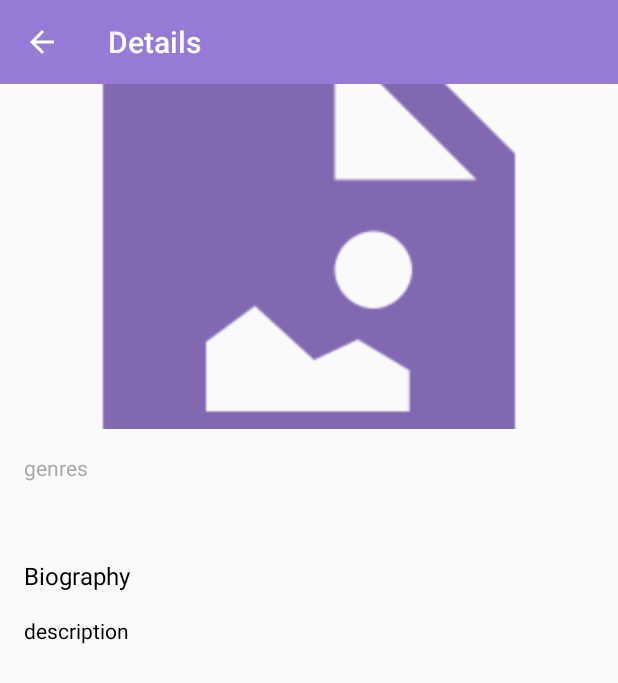
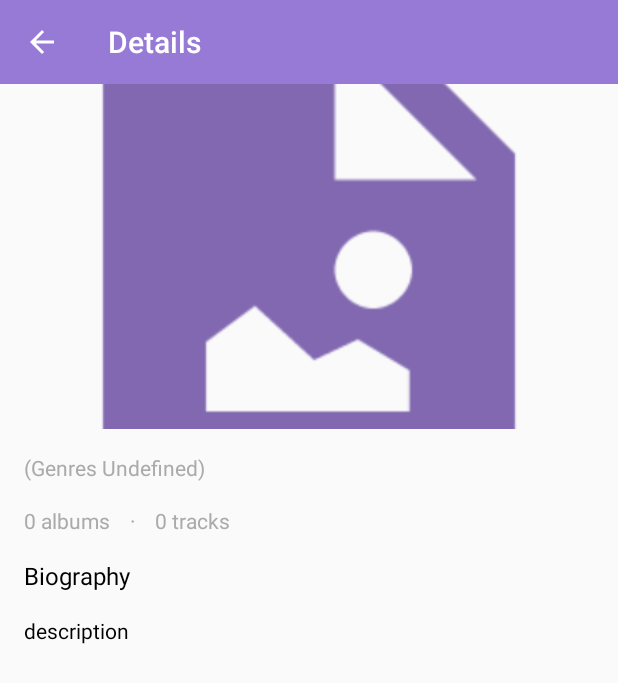
Before and after one commit to ivan-magda/MusicArtists, an Android app: the ArtistDetailActivity screen opened directly, with no data from a screen before it, on a phone screen of 412 x 824 dp. Shown: the top 683 px of the screen. Run offline under Robolectric (Android 15) with nearby library versions, the phone set to English and light mode, and no system bars; our stand-ins replace Picasso; network calls fail; pictures from the network do not load; 8 statements that could not run were skipped.

Commit message:
Separates implementations on the relevant parts. - Use ui package as root package for all who treat to the UI. - Creates Extras class, that storing extra constants. - Move ARTIST_TRANSFER constant from the BaseActivity to the Extras class. - Refactor Artist class. Move artist career summary functions to the ArtistUtils class. - Updates ArtistDetailActivity to match the changes. - Updates ArtistsListFragment. 	* Simplify delegation part of the OnItemClickListener. 	* Fix bug with pull to refresh when there is no network connection and  refresh view not disappear. 	* Improve download part of the artists list. 	* Improve reload data process of the adapter. - Creates ArtistUtils class for getting addition functionality on Artist. - Updates ArtistListRecyclerViewAdapter to match the changes.

```diff
--- a/app/src/main/java/com/ivanmagda/musicartists/model/Persistence.java
+++ b/app/src/main/java/com/ivanmagda/musicartists/model/Persistence.java
@@ -8,6 +8,7 @@ import java.io.IOException;
 import java.io.ObjectInputStream;
 import java.io.ObjectOutputStream;
 
+// TODO: http://developer.android.com/intl/ru/reference/android/net/http/HttpResponseCache.html
 public final class Persistence {
 
     // Properties.
--- a/app/src/main/java/com/ivanmagda/musicartists/controllers/ArtistDetailActivity.java
+++ b/app/src/main/java/com/ivanmagda/musicartists/ui/controllers/ArtistDetailActivity.java
@@ -1,4 +1,4 @@
-package com.ivanmagda.musicartists.controllers;
+package com.ivanmagda.musicartists.ui.controllers;
 
 import android.content.Intent;
 import android.os.Bundle;
@@ -7,6 +7,8 @@ import android.widget.TextView;
 
 import com.ivanmagda.musicartists.R;
 import com.ivanmagda.musicartists.model.Artist;
+import com.ivanmagda.musicartists.Extras;
+import com.ivanmagda.musicartists.ui.utils.ArtistUtils;
 import com.squareup.picasso.Picasso;
 
 public class ArtistDetailActivity extends BaseActivity {
@@ -20,7 +22,7 @@ public class ArtistDetailActivity extends BaseActivity {
         activateToolbarWithHomeEnabled();
 
         Intent intent = getIntent();
-        Artist artist = intent.getParcelableExtra(ARTIST_TRANSFER);
+        Artist artist = intent.getParcelableExtra(Extras.EXTRA_ARTIST_TRANSFER);
 
         configureUIWithArtist(artist);
     }
@@ -37,11 +39,17 @@ public class ArtistDetailActivity extends BaseActivity {
 
         assert genresTextView != null && summaryTextView != null && biographyTextView != null;
 
-        // Artist genres.
-        genresTextView.setText(artist.getGenresString());
+        // Artist genres description.
+        String genresDescription = ArtistUtils.buildGenresArtistDescription(artist);
+        if (genresDescription == null) {
+            genresDescription = this.getString(R.string.genres_undefined_title);
+        }
+        genresTextView.setText(genresDescription);
 
         // Artist summary.
-        String summary = artist.getAlbumsSummary(this) + "    ·    " + artist.getTracksSummary(this);
+        String summary = ArtistUtils.buildArtistAlbumsSummary(artist, this)
+                + "    ·    "
+                + ArtistUtils.buildArtistTracksSummary(artist, this);
         summaryTextView.setText(summary);
 
         // Biography with capitalize first letter.
--- a/app/src/main/java/com/ivanmagda/musicartists/controllers/BaseActivity.java
+++ b/app/src/main/java/com/ivanmagda/musicartists/ui/controllers/BaseActivity.java
@@ -1,4 +1,4 @@
-package com.ivanmagda.musicartists.controllers;
+package com.ivanmagda.musicartists.ui.controllers;
 
 import android.support.v7.app.AppCompatActivity;
 import android.support.v7.widget.Toolbar;
@@ -8,8 +8,6 @@ import com.ivanmagda.musicartists.R;
 public class BaseActivity extends AppCompatActivity {
 
     // Properties.
-
-    public static final String ARTIST_TRANSFER = "ARTIST_TRANSFER";
 
     private Toolbar toolbar;
 
--- /dev/null
+++ b/app/src/main/java/com/ivanmagda/musicartists/ui/utils/ArtistUtils.java
@@ -0,0 +1,73 @@
+package com.ivanmagda.musicartists.ui.utils;
+
+import android.content.Context;
+
+import com.ivanmagda.musicartists.R;
+import com.ivanmagda.musicartists.model.Artist;
+
+public class ArtistUtils {
+
+    public static String buildGenresArtistDescription(Artist artist) {
+        String[] genres = artist.getGenres();
+
+        if (genres == null || genres.length == 0) {
+            return null;
+        }
+
+        StringBuilder stringBuilder = new StringBuilder();
+        stringBuilder.append(genres[0]);
+
+        for (int i = 1; i < genres.length; i++) {
+            stringBuilder.append(", ");
+            stringBuilder.append(genres[i]);
+        }
+
+        return stringBuilder.toString();
+    }
+
+    static public String buildArtistAlbumsSummary(Artist artist, Context context) {
+        int albums = artist.getAlbums();
+        return albums + " " + getProperWordCompletion(albums,
+                context.getString(R.string.album_single),
+                context.getString(R.string.album_several),
+                context.getString(R.string.album_many));
+    }
+
+    static public String buildArtistTracksSummary(Artist artist, Context context) {
+        int tracks = artist.getTracks();
+        return tracks + " " + getProperWordCompletion(tracks,
+                context.getString(R.string.track_single),
+                context.getString(R.string.track_several),
+                context.getString(R.string.track_many));
+    }
+
+    // TODO: http://developer.android.com/intl/ru/guide/topics/resources/string-resource.html#Plurals
+
+    /**
+     * Proper completion of words or numbers and words, taking into Russian morphology.
+     *
+     * @param number  - amount value
+     * @param single  - singular word string.
+     * @param several - several word string.
+     * @param many    - many word string.
+     * @return - correct word based on Russian morphology.
+     */
+    static private String getProperWordCompletion(int number, String single, String several, String many) {
+        int value = number % 100;
+
+        if (value > 10 && value < 20) {
+            return many;
+        } else {
+            value = number % 10;
+
+            if (value == 1) {
+                return single;
+            } else if (value > 1 && value < 5) {
+                return several;
+            } else {
+                return many;
+            }
+        }
+    }
+
+}
--- a/app/src/main/java/com/ivanmagda/musicartists/view/ArtistsViewHolder.java
+++ b/app/src/main/java/com/ivanmagda/musicartists/ui/view/ArtistsViewHolder.java
@@ -1,4 +1,4 @@
-package com.ivanmagda.musicartists.view;
+package com.ivanmagda.musicartists.ui.view;
 
 
 import android.support.v7.widget.RecyclerView;
--- a/app/src/main/java/com/ivanmagda/musicartists/view/DividerItemDecoration.java
+++ b/app/src/main/java/com/ivanmagda/musicartists/ui/view/DividerItemDecoration.java
@@ -1,4 +1,4 @@
-package com.ivanmagda.musicartists.view;
+package com.ivanmagda.musicartists.ui.view;
 
 import android.content.Context;
 import android.content.res.TypedArray;
--- a/app/src/main/java/com/ivanmagda/musicartists/view/RecyclerItemClickListener.java
+++ b/app/src/main/java/com/ivanmagda/musicartists/ui/view/RecyclerItemClickListener.java
@@ -1,4 +1,4 @@
-package com.ivanmagda.musicartists.view;
+package com.ivanmagda.musicartists.ui.view;
 
 import android.content.Context;
 import android.support.v7.widget.RecyclerView;
--- a/app/src/main/res/layout/activity_artist_detail.xml
+++ b/app/src/main/res/layout/activity_artist_detail.xml
@@ -5,7 +5,7 @@
     android:layout_width="match_parent"
     android:layout_height="match_parent"
     android:fitsSystemWindows="true"
-    tools:context="com.ivanmagda.musicartists.controllers.ArtistDetailActivity">
+    tools:context=".ui.controllers.ArtistDetailActivity">
 
     <include layout="@layout/content_artist_detail" />
 
--- a/app/src/main/res/layout/activity_artists_list.xml
+++ b/app/src/main/res/layout/activity_artists_list.xml
@@ -5,7 +5,7 @@
     android:layout_width="match_parent"
     android:layout_height="match_parent"
     android:fitsSystemWindows="true"
-    tools:context=".controllers.ArtistsListActivity">
+    tools:context=".ui.controllers.ArtistsListActivity">
 
     <include layout="@layout/content_artists_list" />
 
--- a/app/src/main/res/layout/content_artist_detail.xml
+++ b/app/src/main/res/layout/content_artist_detail.xml
@@ -4,7 +4,7 @@
     xmlns:tools="http://schemas.android.com/tools"
     android:layout_width="match_parent"
     android:layout_height="match_parent"
-    tools:context="com.ivanmagda.musicartists.controllers.ArtistDetailActivity">
+    tools:context=".ui.controllers.ArtistDetailActivity">
 
     <include
         android:id="@+id/app_bar"
--- a/app/src/main/res/layout/content_artists_list.xml
+++ b/app/src/main/res/layout/content_artists_list.xml
@@ -6,7 +6,7 @@
     android:layout_width="match_parent"
     android:layout_height="match_parent"
     app:layout_behavior="@string/appbar_scrolling_view_behavior"
-    tools:context=".controllers.ArtistsListActivity"
+    tools:context=".ui.controllers.ArtistsListActivity"
     tools:showIn="@layout/activity_artists_list">
 
     <include
--- a/app/src/main/res/values/strings.xml
+++ b/app/src/main/res/values/strings.xml
@@ -10,4 +10,5 @@
     <string name="track_many">tracks</string>
     <string name="title_activity_artist_detail">Details</string>
     <string name="biography">Biography</string>
+    <string name="genres_undefined_title">(Genres Undefined)</string>
 </resources>
```
Also changed, not shown: app/src/main/AndroidManifest.xml (+4 -4 lines), app/src/main/java/com/ivanmagda/musicartists/Extras.java (added, +7 -0 lines), app/src/main/java/com/ivanmagda/musicartists/controllers/ArtistsListActivity.java (deleted, +0 -47 lines), app/src/main/java/com/ivanmagda/musicartists/model/Artist.java (+0 -72 lines), app/src/main/java/com/ivanmagda/musicartists/ui/controllers/ArtistsListActivity.java (added, +30 -0 lines), app/src/main/java/com/ivanmagda/musicartists/ui/fragments/ArtistsListFragment.java (renamed from app/src/main/java/com/ivanmagda/musicartists/fragments/ArtistsListFragment.java, +47 -47 lines), app/src/main/java/com/ivanmagda/musicartists/ui/view/ArtistsListRecyclerViewAdapter.java (renamed from app/src/main/java/com/ivanmagda/musicartists/view/ArtistsListRecyclerViewAdapter.java, +13 -4 lines), 1 other file.
